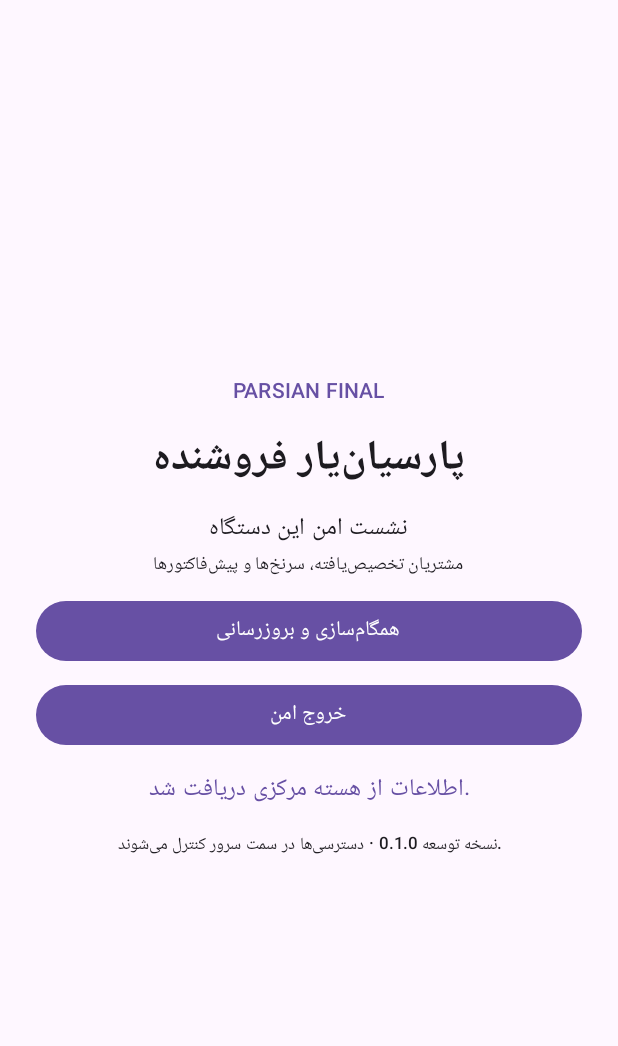
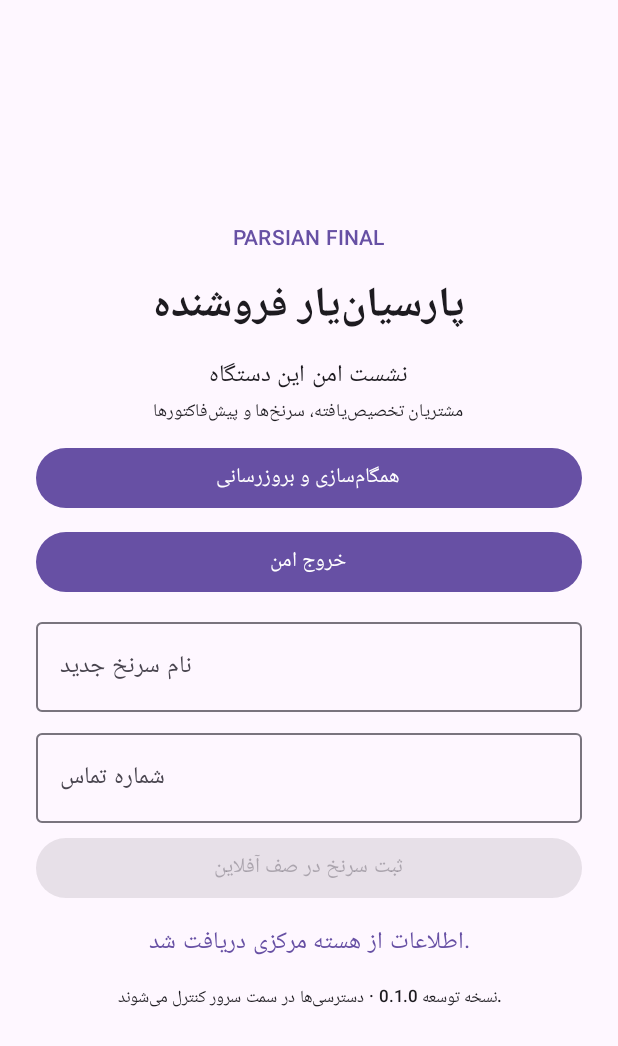
Before and after one commit to kasierco44/parsian-os, an Android app built with Jetpack Compose: the screen it shows after launch (MainActivity), on a phone screen of 412 x 824 dp. Shown: the top 1046 px of the screen. Run offline under Robolectric (Android 15) with nearby library versions, the phone set to English and light mode, and no system bars; pictures from the network do not load; 8 statements that could not run were skipped.

Commit message:
feat(android): enqueue seller lead drafts offline and sync on app resume

```diff
--- a/android/app/src/main/java/ir/pgtparts/parsian/MainActivity.kt
+++ b/android/app/src/main/java/ir/pgtparts/parsian/MainActivity.kt
@@ -32,10 +32,12 @@ import androidx.compose.ui.text.font.FontWeight
 import androidx.compose.ui.text.input.PasswordVisualTransformation
 import androidx.compose.ui.unit.dp
 import ir.pgtparts.parsian.data.DashboardRepository
+import ir.pgtparts.parsian.data.Outbox
 import ir.pgtparts.parsian.security.AuthRepository
 import ir.pgtparts.parsian.security.SessionStore
 import ir.pgtparts.parsian.sync.SyncScheduler
 import kotlinx.coroutines.launch
+import org.json.JSONObject
 import org.json.JSONArray
 import org.json.JSONObject
 
@@ -51,6 +53,8 @@ private fun ParsianMobileApp(context: Context) {
     val seller = BuildConfig.APP_ROLE == "seller"
     val title = if (seller) "پارسیان‌یار فروشنده" else "پارسیان قطعه | مشتریان"
     var apiRoot by remember { mutableStateOf("") }
+    var leadName by remember { mutableStateOf("") }
+    var leadPhone by remember { mutableStateOf("") }
     var username by remember { mutableStateOf("") }
     var password by remember { mutableStateOf("") }
     var message by remember { mutableStateOf("") }
@@ -62,6 +66,7 @@ private fun ParsianMobileApp(context: Context) {
 
     LaunchedEffect(loggedIn, reload) {
         if (loggedIn) {
+            SyncScheduler.enqueue(context)
             busy = true
             try {
                 dashboard = DashboardRepository.load(context)
@@ -99,6 +104,26 @@ private fun ParsianMobileApp(context: Context) {
                                 message = "از حساب خارج شدید."
                             }
                         }, modifier = Modifier.fillMaxWidth()) { Text("خروج امن") }
+                    }
+                    if (seller) {
+                        OutlinedTextField(value = leadName, onValueChange = { leadName = it }, label = { Text("نام سرنخ جدید") }, singleLine = true, modifier = Modifier.fillMaxWidth().padding(top = 8.dp))
+                        OutlinedTextField(value = leadPhone, onValueChange = { leadPhone = it }, label = { Text("شماره تماس") }, singleLine = true, modifier = Modifier.fillMaxWidth().padding(top = 6.dp))
+                        Button(
+                            enabled = leadName.isNotBlank(),
+                            onClick = {
+                                scope.launch {
+                                    try {
+                                        Outbox.enqueue(context, "crm.lead.create", JSONObject().put("name", leadName.trim()).put("phone", leadPhone.trim()))
+                                        leadName = ""; leadPhone = ""
+                                        message = "سرنخ به صف آفلاین اضافه شد؛ پس از همگام‌سازی برای بررسی سرور ارسال می‌شود و هنوز ثبت قطعی نیست."
+                                        SyncScheduler.enqueue(context)
+                                    } catch (error: Exception) {
+                                        message = error.message ?: "ثبت پیش‌نویس انجام نشد."
+                                    }
+                                }
+                            },
+                            modifier = Modifier.fillMaxWidth().padding(top = 6.dp)
+                        ) { Text("ثبت سرنخ در صف آفلاین") }
                     }
                     if (busy) CircularProgressIndicator(modifier = Modifier.padding(12.dp))
                     dashboard?.let { data ->
```
